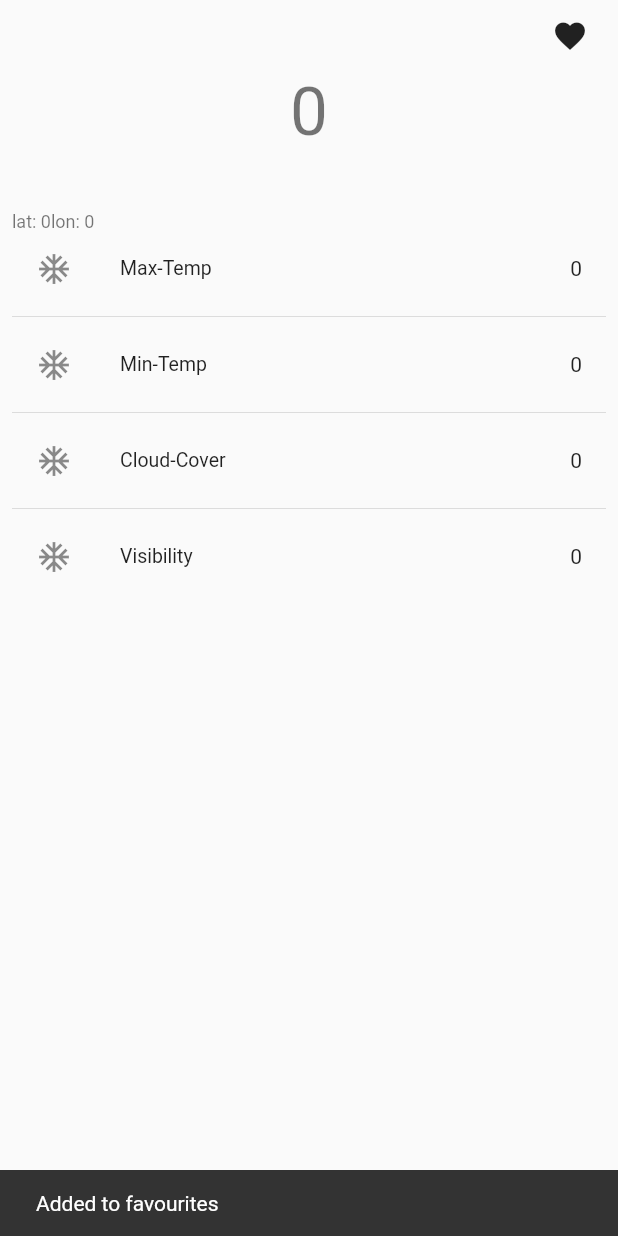
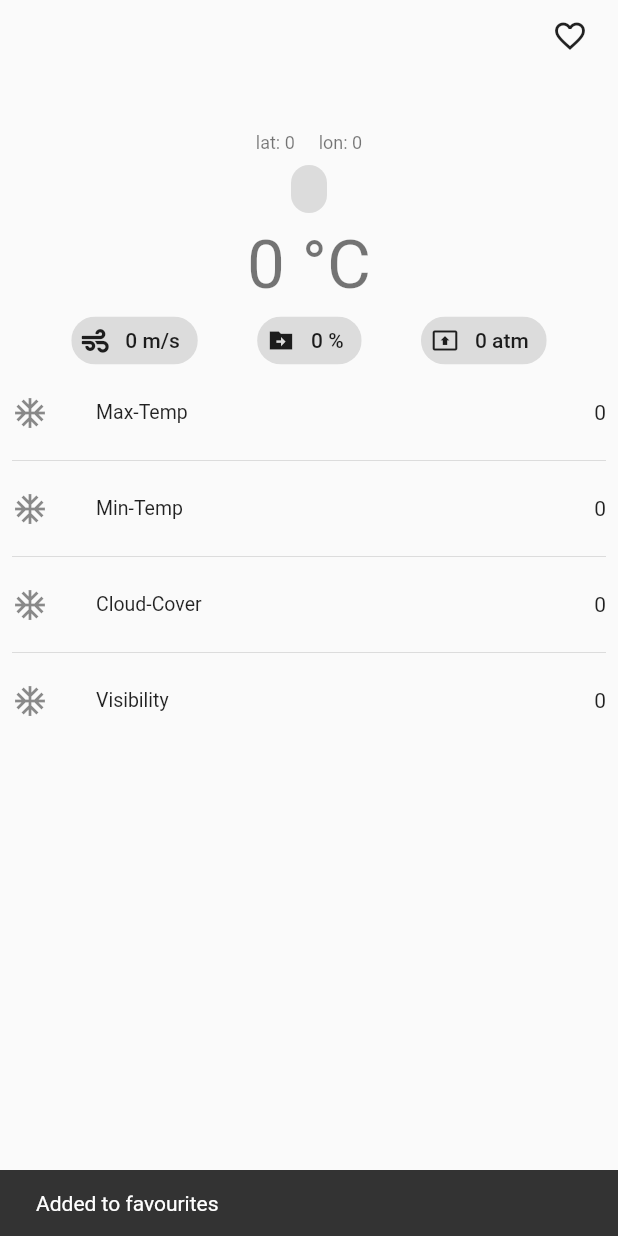
Before and after one commit to tuuhin/weather_app, a Flutter app: the WeatherSummary screen opened directly with empty values, after a tap on the "favorite outline" icon, on a phone screen of 412 x 824 dp. Run offline on Flutter 3.47's test engine with Material 2 defaults, Android fonts, the phone set to English and light mode, and no system bars; our stand-ins replace bloc, flutter_bloc, flutter_dotenv, flutter_svg, font_awesome_flutter, shared_preferences and 1 more; accounts and stored records are empty; network calls fail.

Commit message:
favourite part tweeks

```diff
--- a/lib/app/routes/resultspage/favourites_appbar.dart
+++ b/lib/app/routes/resultspage/favourites_appbar.dart
@@ -18,13 +18,14 @@ class _FavouriteAppBarState extends State<FavouriteAppBar> {
         const SizedBox.shrink(),
         IconButton(
             onPressed: () async {
-              bool favourite = await LocalStorage.newFavourite(widget.cityname);
-              ScaffoldMessenger.of(context).showSnackBar(SnackBar(
-                  duration: const Duration(seconds: 1),
-                  content: Text(favourite
-                      ? 'Added to favourites'
-                      : 'removed from favourites')));
-              setState(() {});
+              bool? favourite =
+                  await LocalStorage.addFavourite(widget.cityname);
+              if (favourite == true) {
+                ScaffoldMessenger.of(context).showSnackBar(const SnackBar(
+                    duration: Duration(seconds: 1),
+                    content: Text('Added to favourites')));
+                setState(() {});
+              }
             },
             icon: Icon(LocalStorage.isFav(widget.cityname ?? '')
                 ? Icons.favorite
--- a/lib/app/routes/resultspage/summary.dart
+++ b/lib/app/routes/resultspage/summary.dart
@@ -1,4 +1,6 @@
 import 'package:flutter/material.dart';
+import 'package:flutter_svg/flutter_svg.dart';
+import 'package:font_awesome_flutter/font_awesome_flutter.dart';
 import 'package:weatherapp/app/routes/resultspage/results.dart';
 import 'package:weatherapp/domain/models/models.dart';
 
@@ -26,6 +28,7 @@ class WeatherSummary extends StatelessWidget {
       '${summaryModel!.clouds}',
       '${summaryModel!.visibility}'
     ];
+
     return Scaffold(
       body: SafeArea(
         child: Padding(
@@ -34,21 +37,41 @@ class WeatherSummary extends StatelessWidget {
             crossAxisAlignment: CrossAxisAlignment.center,
             children: [
               FavouriteAppBar(cityname: summaryModel!.cityName),
-              Text('${summaryModel!.temp}',
-                  style: Theme.of(context).textTheme.headline3),
               Text('${summaryModel!.cityName}',
                   style: Theme.of(context).textTheme.headline4),
               Row(
+                mainAxisAlignment: MainAxisAlignment.center,
                 children: [
                   Text('lat: ${summaryModel!.lat}',
                       style: Theme.of(context).textTheme.caption),
+                  const VerticalDivider(),
                   Text('lon: ${summaryModel!.lon}',
                       style: Theme.of(context).textTheme.caption),
+                ],
+              ),
+              Chip(
+                  label: Text('${summaryModel!.weatherMain}',
+                      style: Theme.of(context).textTheme.headline6)),
+              Text('${summaryModel!.temp} ' '\u00b0C',
+                  style: Theme.of(context).textTheme.headline3),
+              Row(
+                mainAxisAlignment: MainAxisAlignment.spaceEvenly,
+                children: [
+                  Chip(
+                      avatar: FaIcon(FontAwesomeIcons.wind),
+                      label: Text('${summaryModel!.windSpeed} m/s')),
+                  Chip(
+                      avatar: Icon(Icons.drive_file_move_sharp),
+                      label: Text('${summaryModel!.humidity} %')),
+                  Chip(
+                      avatar: Icon(Icons.present_to_all_outlined),
+                      label: Text('${summaryModel!.pressure} atm'))
                 ],
               ),
               Expanded(
                 child: ListView.separated(
                     itemBuilder: (context, i) => ListTile(
+                          contentPadding: EdgeInsets.zero,
                           dense: true,
                           trailing: Text(_data[i]),
                           title: Text(_heading[i]),
--- a/lib/app/routes/searchpage/searchpage.dart
+++ b/lib/app/routes/searchpage/searchpage.dart
@@ -1,2 +1,3 @@
 export 'search.dart';
 export 'recents.dart';
+export 'builder.dart';
--- a/lib/data/local/localstorage.dart
+++ b/lib/data/local/localstorage.dart
@@ -14,16 +14,22 @@ class LocalStorage {
     return _pref!.getStringList('recents');
   }
 
-  static newRecent(String newName) async {
-    List<String> prev = _pref!.getStringList('recents') ?? [];
-    if (!prev.contains(newName)) {
-      if (prev.isNotEmpty) {
-        prev.add(newName);
-        await _pref!.setStringList('recents', prev);
-      } else {
-        await _pref!.setStringList('recents', [newName]);
+  static recent(String? cityname) async {
+    List<String> _recents = _pref!.getStringList('recents') ?? [];
+    if (cityname != null) {
+      if (!_isRecent(cityname)) {
+        if (!_recents.contains(cityname)) {
+          _recents.add(cityname);
+          // print(_recents);
+          await _pref!.setStringList('recents', _recents);
+        }
       }
     }
+  }
+
+  static bool _isRecent(String cityname) {
+    List<String> oldFavourites = _pref!.getStringList('recents') ?? [];
+    return oldFavourites.isEmpty ? false : oldFavourites.contains(cityname);
   }
 
   static bool isFav(String cityname) {
@@ -31,25 +37,16 @@ class LocalStorage {
     return oldFavourites.isEmpty ? false : oldFavourites.contains(cityname);
   }
 
-  static Future<bool> newFavourite(String? newName) async {
-    List<String>? oldFavourites = _pref!.getStringList('favourite') ?? [];
-    print(oldFavourites);
-    if (newName != null) {
-      if (!oldFavourites.contains(newName)) {
-        if (oldFavourites.isNotEmpty) {
-          oldFavourites.add(newName);
-          await _pref!.setStringList('favourite', oldFavourites);
-        } else {
-          await _pref!.setStringList('favourite', [newName]);
+  static Future<bool?> addFavourite(String? cityname) async {
+    List<String> _recents = _pref!.getStringList('favourite') ?? [];
+    if (cityname != null) {
+      if (!isFav(cityname)) {
+        if (!_recents.contains(cityname)) {
+          _recents.add(cityname);
+          await _pref!.setStringList('recents', _recents);
+          return true;
         }
-        return true;
-      } else {
-        oldFavourites.remove(newName);
-        await _pref!.setStringList('favourite', oldFavourites);
-        return false;
       }
-    } else {
-      return false;
     }
   }
 
--- a/lib/domain/services/cubit/FavouritesCubit/favourites_state.dart
+++ b/lib/domain/services/cubit/FavouritesCubit/favourites_state.dart
@@ -5,7 +5,13 @@ abstract class FavouritesState {}
 
 class Loading extends FavouritesState {}
 
-class Failed extends FavouritesState {}
+class Socket extends FavouritesState {}
+
+class UnknownError extends FavouritesState {}
+
+class BadRequest extends FavouritesState {}
+
+class NoFavourites extends FavouritesState {}
 
 class Success extends FavouritesState {
   final List<FavouriteModel>? favouritesInfo;
--- a/lib/domain/services/cubit/SearchCubit/search_state.dart
+++ b/lib/domain/services/cubit/SearchCubit/search_state.dart
@@ -4,8 +4,6 @@ part of 'search_cubit.dart';
 abstract class SearchState {}
 
 class Normal extends SearchState {}
-
-class Search extends SearchState {}
 
 class Loading extends SearchState {}
 
--- a/pubspec.yaml
+++ b/pubspec.yaml
@@ -16,6 +16,8 @@ dependencies:
   flutter_dotenv: ^5.0.2
   flutter_localizations:
     sdk: flutter
+  flutter_svg: ^0.23.0+1
+  font_awesome_flutter: ^9.2.0
   geolocator: ^7.7.1
   http: ^0.13.4
   shared_preferences: ^2.0.8
```
Also changed, not shown: lib/app/routes/searchpage/builder.dart (added, +25 -0 lines), lib/app/routes/searchpage/search.dart (+12 -18 lines), lib/app/screens/favourites.dart (+2 -30 lines), lib/app/screens/favourites/favourites_builder.dart (added, +47 -0 lines), lib/app/screens/favourites/weather_card.dart (+13 -18 lines), lib/app/screens/favourites/weather_card_shimmer.dart (+19 -8 lines), lib/data/remote/weather_api.dart (+36 -5 lines), lib/domain/services/cubit/FavouritesCubit/favourites_cubit.dart (+20 -9 lines), lib/domain/services/cubit/SearchCubit/search_cubit.dart (+5 -4 lines), pubspec.lock.
